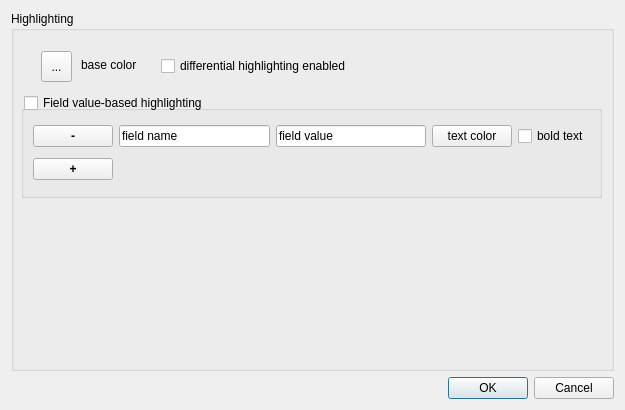
kr0st/fpgui, file highlighting_settings.ui: the form before one commit.
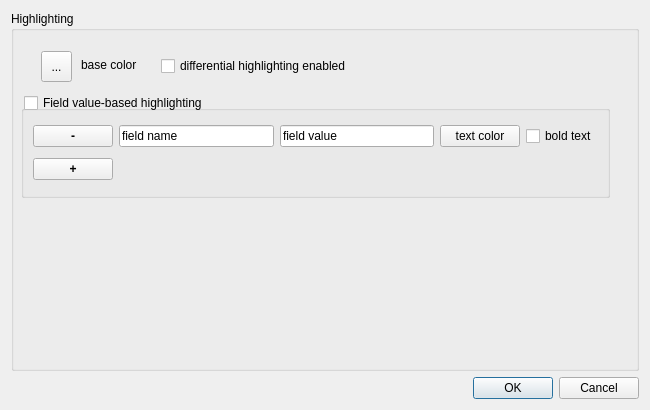
The form after the commit.

Commit message:
FPGUI-2: highlighting / GUI controls are fully operational.
Next step is to implement updating controls from stored settings and
save updated settings based on the state of GUI controls.

Patch:
```diff
--- a/highlighting_settings.ui
+++ b/highlighting_settings.ui
@@ -6,7 +6,7 @@
    <rect>
     <x>0</x>
     <y>0</y>
-    <width>625</width>
+    <width>650</width>
     <height>410</height>
    </rect>
   </property>
@@ -16,6 +16,18 @@
     <verstretch>0</verstretch>
    </sizepolicy>
   </property>
+  <property name="minimumSize">
+   <size>
+    <width>650</width>
+    <height>410</height>
+   </size>
+  </property>
+  <property name="maximumSize">
+   <size>
+    <width>650</width>
+    <height>410</height>
+   </size>
+  </property>
   <property name="windowTitle">
    <string>Highlighting settings</string>
   </property>
@@ -36,7 +48,7 @@
        <rect>
         <x>10</x>
         <y>80</y>
-        <width>581</width>
+        <width>589</width>
         <height>107</height>
        </rect>
       </property>
```
The commit also changes 2 other files.
